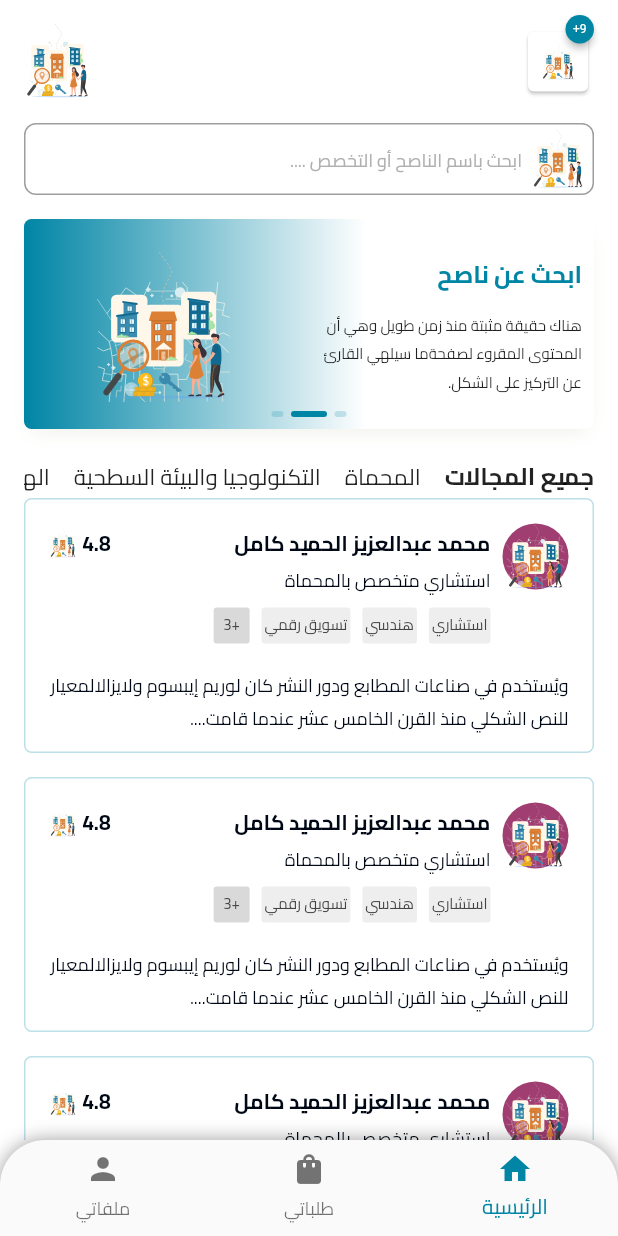
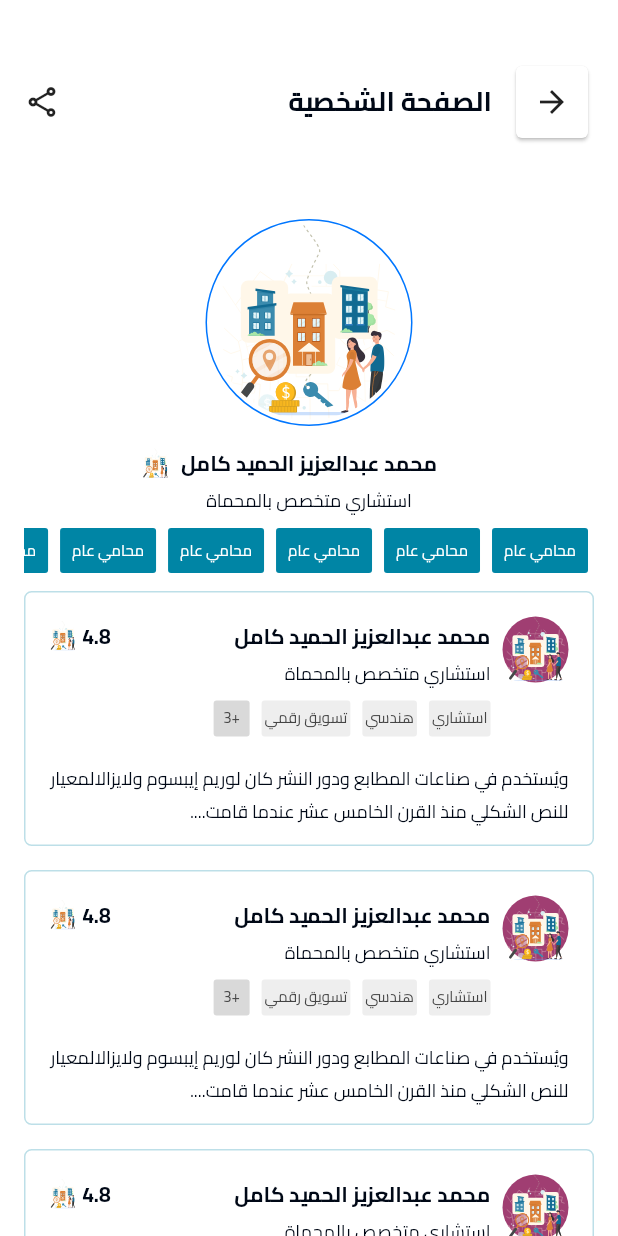
Before and after one commit to MohamedElfalaky/Mansoh, a Flutter app: the screen it shows after launch, on a phone screen of 412 x 824 dp. Run offline on Flutter 3.47's test engine with Material 2 defaults, Android fonts, the phone set to English and light mode, and no system bars; drawn by our look-alikes of badges, smooth_page_indicator; our stand-ins replace connectivity_plus, dropdown_textfield, email_validator, flutter_bloc, flutter_native_splash, flutter_svg and 5 more; missing offline and left inert: password_text_field; project files that could hold a hidden picture were left out.

Commit message:
Advisor screen

```diff
--- /dev/null
+++ b/lib/Presentation/screens/Advisor/AdvisorScreen.dart
@@ -0,0 +1,221 @@
+import 'dart:async';
+
+import 'package:badges/badges.dart';
+import 'package:connectivity_plus/connectivity_plus.dart';
+import 'package:flutter/material.dart' hide Badge;
+import 'package:flutter_svg/svg.dart';
+import 'package:nasooh/Presentation/screens/Advisor/Components/AdvisorCard.dart';
+import 'package:nasooh/Presentation/screens/Advisor/controller/AdvisorController.dart';
+import 'package:nasooh/Presentation/screens/UserProfileScreens/userProfileScreen.dart';
+import 'package:nasooh/Presentation/widgets/noInternet.dart';
+import 'package:nasooh/app/Style/Icons.dart';
+import 'package:nasooh/app/constants.dart';
+import 'package:nasooh/app/utils/myApplication.dart';
+import 'package:smooth_page_indicator/smooth_page_indicator.dart';
+
+import '../../../app/utils/lang/language_constants.dart';
+
+class AdvisorScreen extends StatefulWidget {
+  const AdvisorScreen();
+
+  @override
+  State<AdvisorScreen> createState() => _AdvisorScreenState();
+}
+
+class _AdvisorScreenState extends State<AdvisorScreen> {
+  // AdvisorController AdvisorController = AdvisorController();
+  late StreamSubscription<ConnectivityResult> _subscription;
+  bool? isConnected;
+
+  @override
+  void initState() {
+    super.initState();
+
+    MyApplication.checkConnection().then((value) {
+      if (value) {
+        //////
+        // todo recall data
+        ///
+        ///
+        ///
+        ///
+      } else {
+        MyApplication.showToastView(
+            message: '${getTranslated(context, 'noInternet')}');
+      }
+    });
+
+    // todo subscribe to internet change
+    _subscription = Connectivity()
+        .onConnectivityChanged
+        .listen((ConnectivityResult result) {
+      if (mounted) {
+        setState(() {
+          result == ConnectivityResult.none
+              ? isConnected = false
+              : isConnected = true;
+        });
+      }
+
+      /// if internet comes back
+      if (result != ConnectivityResult.none) {
+        /// call your apis
+        // todo recall data
+        ///
+        ///
+        ///
+        ///
+      }
+    });
+  }
+
+  @override
+  void dispose() {
+    super.dispose();
+    _subscription.cancel();
+  }
+
+  @override
+  Widget build(BuildContext context) {
+    // todo if not connected display nointernet widget else continue to the rest build code
+    final sizee = MediaQuery.of(context).size;
+    if (isConnected == null) {
+      MyApplication.checkConnection().then((value) {
+        setState(() {
+          isConnected = value;
+        });
+      });
+    } else if (!isConnected!) {
+      MyApplication.showToastView(
+          message: '${getTranslated(context, 'noInternet')}');
+      return NoInternetWidget(size: sizee);
+    }
+
+    return GestureDetector(
+      onTap: () {
+        MyApplication.dismissKeyboard(context);
+      }, // hide keyboard on tap anywhere
+
+      child: Scaffold(
+          backgroundColor: Constants.whiteAppColor,
+          body: Container(
+              color: Constants.whiteAppColor,
+              width: double.infinity,
+              height: MediaQuery.of(context).size.height,
+              margin: const EdgeInsets.only(left: 16, right: 16, top: 40),
+              child: Column(
+                children: [
+                  ///  start frooooooom heeeeeereeeeeeeeeeeee    ///  start frooooooom heeeeeereeeeeeeeeeeee  ///  start frooooooom heeeeeereeeeeeeeeeeee
+
+                  Row(
+                    children: const [
+                      Card(child: BackButton()),
+                      Padding(
+                        padding: EdgeInsets.symmetric(horizontal: 12),
+                        child: Text(
+                          "الصفحة الشخصية",
+                          style: Constants.headerNavigationFont,
+                        ),
+                      ),
+                      Spacer(),
+                      Icon(Icons.share_outlined),
+                    ],
+                  ),
+                  const SizedBox(
+                    height: 50,
+                  ),
+
+                  Container(
+                    width: 138,
+                    height: 138,
+                    decoration: BoxDecoration(
+                        borderRadius: BorderRadius.circular(100),
+                        border: Border.all(
+                            width: 1, color: const Color(0xFF0076FF))),
+                    child: Center(
+                      child: ClipRRect(
+                        borderRadius: BorderRadius.circular(100),
+                        child: SvgPicture.asset(
+                          tempPic,
+                          height: 130,
+                          width: 130,
+                        ),
+                      ),
+                    ),
+                  ),
+
+                  Padding(
+                    padding: const EdgeInsets.symmetric(vertical: 12),
+                    child: Column(
+                      crossAxisAlignment: CrossAxisAlignment.center,
+                      children: [
+                        Row(
+                          mainAxisAlignment: MainAxisAlignment.center,
+                          children: [
+                            const SizedBox(
+                              width: 18,
+                            ),
+                            const Padding(
+                              padding: EdgeInsets.symmetric(horizontal: 8.0),
+                              child: Text(
+                                "محمد عبدالعزيز الحميد كامل",
+                                style: Constants.secondaryTitleFont,
+                              ),
+                            ),
+                            SvgPicture.asset(
+                              tempPic,
+                              width: 18,
+                            )
+                          ],
+                        ),
+                        const Text(
+                          "استشاري متخصص بالمحماة",
+                          style: Constants.subtitleFont,
+                        ),
+                        Container(
+                          margin: const EdgeInsets.only(top: 8),
+                          height: 30,
+                          child: ListView.builder(
+                            scrollDirection: Axis.horizontal,
+                            itemBuilder: (context, index) => Container(
+                              padding: const EdgeInsets.symmetric(
+                                horizontal: 8,
+                              ),
+                              margin: const EdgeInsets.symmetric(horizontal: 4),
+                              decoration: BoxDecoration(
+                                  color: Constants.primaryAppColor,
+                                  borderRadius: BorderRadius.circular(2)),
+                              child: const Center(
+                                  child: Text(
+                                "محامي عام",
+                                style: TextStyle(
+                                    fontFamily: Constants.mainFont,
+                                    color: Constants.whiteAppColor,
+                                    fontSize: 10),
+                              )),
+                            ),
+                            itemCount: 30,
+                          ),
+                        ),
+                      ],
+                    ),
+                  ),
+
+                  Expanded(
+                    child: ListView.builder(
+                      // shrinkWrap: true,
+                      // physics: BouncingScrollPhysics(),
+                      itemCount: 6,
+                      itemBuilder: (context, index) => InkWell(
+                          onTap: () {
+                            MyApplication.navigateTo(
+                                context, const UserProfileScreen());
+                          },
+                          child: const AdvisorCard()),
+                    ),
+                  ),
+                ],
+              ))),
+    );
+  }
+}
--- /dev/null
+++ b/lib/Presentation/screens/Advisor/Components/AdvisorCard.dart
@@ -0,0 +1,167 @@
+import 'package:flutter/material.dart';
+import 'package:flutter_svg/svg.dart';
+import 'package:nasooh/app/Style/Icons.dart';
+import 'package:nasooh/app/constants.dart';
+
+class AdvisorCard extends StatelessWidget {
+  const AdvisorCard({super.key});
+
+  @override
+  Widget build(BuildContext context) {
+    return Container(
+      margin: const EdgeInsets.only(bottom: 16),
+      padding: EdgeInsets.only(top: 16, bottom: 6, right: 16, left: 16),
+      height: 170,
+      width: double.infinity,
+      decoration: BoxDecoration(
+          color: Constants.whiteAppColor,
+          borderRadius: BorderRadius.circular(5),
+          border:
+              Border.all(color: Constants.primaryAppColor.withOpacity(0.26)),
+          boxShadow: [
+            BoxShadow(
+                offset: Offset(2, 6),
+                blurRadius: 10,
+                spreadRadius: -5,
+                blurStyle: BlurStyle.normal,
+                color: Color(0xFF5C5E6B1A).withOpacity(0)),
+          ]),
+      child: Column(
+        children: [
+          Row(
+            crossAxisAlignment: CrossAxisAlignment.start,
+            children: [
+              CircleAvatar(
+                radius: 22,
+                child: SvgPicture.asset(
+                  tempPic,
+                  // height: ,
+                ),
+              ),
+              SizedBox(
+                width: 8,
+              ),
+              Column(
+                crossAxisAlignment: CrossAxisAlignment.start,
+                children: [
+                  Text(
+                    "محمد عبدالعزيز الحميد كامل",
+                    style: Constants.secondaryTitleFont,
+                  ),
+                  Text(
+                    "استشاري متخصص بالمحماة",
+                    style: Constants.subtitleFont,
+                  ),
+                  SizedBox(
+                    height: 8,
+                  ),
+                  ////////////// tags
+                  ///
+                  ///
+                  ///
+                  ///
+                  Row(
+                    children: [
+                      Container(
+                        padding: EdgeInsets.all(2),
+                        margin: EdgeInsets.only(left: 8),
+                        height: 24,
+                        decoration: BoxDecoration(
+                            borderRadius: BorderRadius.circular(2),
+                            color: Color(0XFFEEEEEE)),
+                        child: Text(
+                          "استشاري",
+                          style: TextStyle(
+                              fontSize: 10,
+                              fontFamily: Constants.mainFont,
+                              color: Color(0XFF444444)),
+                          textAlign: TextAlign.center,
+                        ),
+                      ),
+                      Container(
+                        padding: EdgeInsets.all(2),
+                        margin: EdgeInsets.only(left: 8),
+                        height: 24,
+                        decoration: BoxDecoration(
+                            borderRadius: BorderRadius.circular(2),
+                            color: Color(0XFFEEEEEE)),
+                        child: Text(
+                          "هندسي",
+                          style: TextStyle(
+                              fontSize: 10,
+                              fontFamily: Constants.mainFont,
+                              color: Color(0XFF444444)),
+                          textAlign: TextAlign.center,
+                        ),
+                      ),
+                      Container(
+                        padding: EdgeInsets.all(2),
+                        margin: EdgeInsets.only(left: 8),
+                        height: 24,
+                        decoration: BoxDecoration(
+                            borderRadius: BorderRadius.circular(2),
+                            color: Color(0XFFEEEEEE)),
+                        child: Text(
+                          "تسويق رقمي",
+                          style: TextStyle(
+                              fontSize: 10,
+                              fontFamily: Constants.mainFont,
+                              color: Color(0XFF444444)),
+                          textAlign: TextAlign.center,
+                        ),
+                      ),
+                      ///////// remaining tags
+                      Container(
+                        padding: EdgeInsets.all(2),
+                        margin: EdgeInsets.only(left: 8),
+                        height: 24,
+                        width: 24,
+                        decoration: BoxDecoration(
+                            borderRadius: BorderRadius.circular(2),
+                            color: Color(0XFFD9D9D9)),
+                        child: Text(
+                          "+3",
+                          style: TextStyle(
+                              fontSize: 10,
+                              fontFamily: Constants.mainFont,
+                              color: Color(0XFF444444)),
+                          textAlign: TextAlign.center,
+                        ),
+                      ),
+                    ],
+                  )
+                ],
+              ),
+              Spacer(),
+              Row(
+                children: [
+                  Text(
+                    "4.8",
+                    style: Constants.secondaryTitleFont,
+                  ),
+                  SizedBox(
+                    width: 4,
+                  ),
+                  SvgPicture.asset(
+                    tempPic,
+                    height: 20,
+                  )
+                ],
+              )
+            ],
+          ),
+          SizedBox(
+            height: 16,
+          ),
+          Expanded(
+            child: Text(
+              "ويُستخدم في صناعات المطابع ودور النشر كان لوريم إيبسوم ولايزالالمعيار للنص الشكلي منذ القرن الخامس عشر عندما قامت....",
+              style: Constants.subtitleFont,
+              textAlign: TextAlign.start,
+            ),
+          )
+        ],
+      ),
+    );
+  }
+}
--- /dev/null
+++ b/lib/Presentation/screens/Advisor/controller/AdvisorController.dart
@@ -0,0 +1,5 @@
+class AdvisorController {
+  ///vars
+
+////////////////////////////////////////////////////////////////////////////////////////////////////////////////////////
+}
--- a/lib/main.dart
+++ b/lib/main.dart
@@ -5,6 +5,7 @@ import 'package:flutter_bloc/flutter_bloc.dart';
 import 'package:flutter_localizations/flutter_localizations.dart';
 import 'package:flutter_native_splash/flutter_native_splash.dart';
 import 'package:nasooh/Data/cubit/authentication/login_cubit/login_cubit.dart';
+import 'package:nasooh/Presentation/screens/Advisor/AdvisorScreen.dart';
 import 'package:nasooh/Presentation/screens/Home/Home.dart';
 import 'package:nasooh/Presentation/screens/Home/HomeScreen.dart';
 import 'package:responsive_framework/responsive_wrapper.dart';
@@ -134,7 +135,7 @@ class _MyAppState extends State<MyApp> {
               colorHex:
                   0xFF0085A5), // todo change color to use default app color
         ),
-        home: Home(),
+        home: AdvisorScreen(),
       ),
     );
   }
--- a/pubspec.yaml
+++ b/pubspec.yaml
@@ -55,6 +55,7 @@ dependencies:
   smooth_page_indicator: ^1.0.0+2
   pinput: ^2.2.21
   email_validator: ^2.1.16
+  readmore: ^2.2.0
 
 dev_dependencies:
   flutter_test:
```
Also changed, not shown: lib/Presentation/screens/Home/HomeScreen.dart (+7 -1 lines), pubspec.lock, 21 other files.
